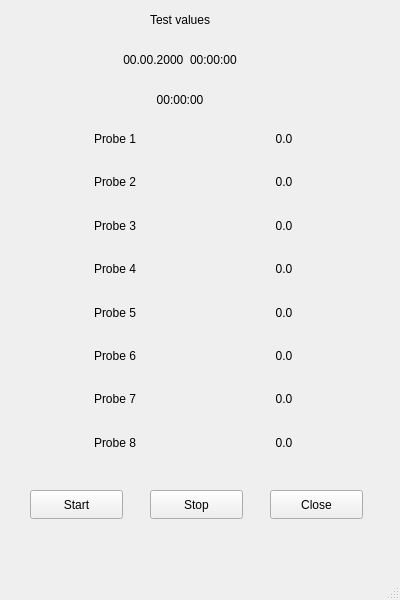
Before: the Qt Designer form forms/mainwindow.ui in ltaparkrunner/server_postgres, drawn with Qt 5.
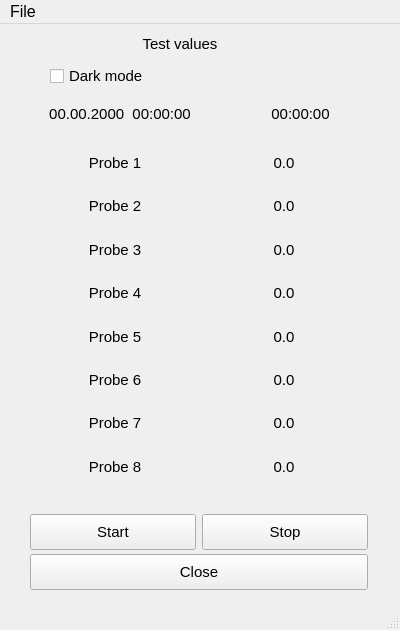
After: the same form once the commit is applied.

```diff
--- a/forms/mainwindow.ui
+++ b/forms/mainwindow.ui
@@ -7,7 +7,7 @@
     <x>0</x>
     <y>0</y>
     <width>400</width>
-    <height>600</height>
+    <height>630</height>
    </rect>
   </property>
   <property name="windowTitle">
@@ -19,10 +19,15 @@
      <rect>
       <x>30</x>
       <y>490</y>
-      <width>93</width>
-      <height>29</height>
+      <width>166</width>
+      <height>36</height>
      </rect>
     </property>
+    <property name="font">
+     <font>
+      <pointsize>11</pointsize>
+     </font>
+    </property>
     <property name="text">
      <string>Start</string>
     </property>
@@ -42,6 +47,11 @@
      </property>
      <item row="5" column="0">
       <widget class="QLabel" name="label_5">
+       <property name="font">
+        <font>
+         <pointsize>11</pointsize>
+        </font>
+       </property>
        <property name="text">
         <string>Probe 6</string>
        </property>
@@ -52,6 +62,11 @@
      </item>
      <item row="6" column="0">
       <widget class="QLabel" name="label_6">
+       <property name="font">
+        <font>
+         <pointsize>11</pointsize>
+        </font>
+       </property>
        <property name="text">
         <string>Probe 7</string>
        </property>
@@ -62,6 +77,11 @@
      </item>
      <item row="1" column="0">
       <widget class="QLabel" name="label_1">
+       <property name="font">
+        <font>
+         <pointsize>11</pointsize>
+        </font>
+       </property>
        <property name="text">
         <string>Probe 2</string>
        </property>
@@ -72,6 +92,11 @@
      </item>
      <item row="2" column="0">
       <widget class="QLabel" name="label_2">
+       <property name="font">
+        <font>
+         <pointsize>11</pointsize>
+        </font>
+       </property>
        <property name="text">
         <string>Probe 3</string>
        </property>
@@ -82,6 +107,11 @@
      </item>
      <item row="7" column="0">
       <widget class="QLabel" name="label_7">
+       <property name="font">
+        <font>
+         <pointsize>11</pointsize>
+        </font>
+       </property>
        <property name="text">
         <string>Probe 8</string>
        </property>
@@ -92,6 +122,11 @@
      </item>
      <item row="4" column="0">
       <widget class="QLabel" name="label_4">
+       <property name="font">
+        <font>
+         <pointsize>11</pointsize>
+        </font>
+       </property>
        <property name="text">
         <string>Probe 5</string>
        </property>
@@ -102,6 +137,11 @@
      </item>
      <item row="0" column="0">
       <widget class="QLabel" name="label_0">
+       <property name="font">
+        <font>
+         <pointsize>11</pointsize>
+        </font>
+       </property>
        <property name="text">
         <string>Probe 1</string>
        </property>
@@ -112,6 +152,11 @@
      </item>
      <item row="3" column="0">
       <widget class="QLabel" name="label_3">
+       <property name="font">
+        <font>
+         <pointsize>11</pointsize>
+        </font>
+       </property>
        <property name="text">
         <string>Probe 4</string>
        </property>
@@ -122,6 +167,11 @@
      </item>
      <item row="0" column="1">
       <widget class="QLabel" name="probe_0">
+       <property name="font">
+        <font>
+         <pointsize>11</pointsize>
+        </font>
+       </property>
        <property name="text">
         <string>0.0</string>
        </property>
@@ -132,6 +182,11 @@
      </item>
      <item row="2" column="1">
       <widget class="QLabel" name="probe_2">
+       <property name="font">
+        <font>
+         <pointsize>11</pointsize>
+        </font>
+       </property>
        <property name="text">
         <string>0.0</string>
        </property>
@@ -142,6 +197,11 @@
      </item>
      <item row="3" column="1">
       <widget class="QLabel" name="probe_3">
+       <property name="font">
+        <font>
+         <pointsize>11</pointsize>
+        </font>
+       </property>
        <property name="text">
         <string>0.0</string>
        </property>
@@ -152,6 +212,11 @@
      </item>
      <item row="4" column="1">
       <widget class="QLabel" name="probe_4">
+       <property name="font">
+        <font>
+         <pointsize>11</pointsize>
+        </font>
+       </property>
        <property name="text">
         <string>0.0</string>
        </property>
@@ -162,6 +227,11 @@
      </item>
      <item row="5" column="1">
       <widget class="QLabel" name="probe_5">
+       <property name="font">
+        <font>
+         <pointsize>11</pointsize>
+        </font>
+       </property>
        <property name="text">
         <string>0.0</string>
        </property>
@@ -172,6 +242,11 @@
      </item>
      <item row="6" column="1">
       <widget class="QLabel" name="probe_6">
+       <property name="font">
+        <font>
+         <pointsize>11</pointsize>
+        </font>
+       </property>
        <property name="text">
         <string>0.0</string>
        </property>
@@ -182,6 +257,11 @@
      </item>
      <item row="7" column="1">
       <widget class="QLabel" name="probe_7">
+       <property name="font">
+        <font>
+         <pointsize>11</pointsize>
+        </font>
+       </property>
        <property name="text">
         <string>0.0</string>
        </property>
@@ -192,6 +272,11 @@
      </item>
      <item row="1" column="1">
       <widget class="QLabel" name="probe_1">
+       <property name="font">
+        <font>
+         <pointsize>11</pointsize>
+        </font>
+       </property>
        <property name="text">
         <string>0.0</string>
        </property>
@@ -205,12 +290,17 @@
    <widget class="QLabel" name="time_label">
     <property name="geometry">
      <rect>
-      <x>80</x>
-      <y>80</y>
-      <width>200</width>
+      <x>240</x>
+      <y>70</y>
+      <width>121</width>
       <height>40</height>
      </rect>
     </property>
+    <property name="font">
+     <font>
+      <pointsize>11</pointsize>
+     </font>
+    </property>
     <property name="text">
      <string>00:00:00</string>
     </property>
@@ -221,12 +311,17 @@
    <widget class="QPushButton" name="stopButton">
     <property name="geometry">
      <rect>
-      <x>150</x>
+      <x>202</x>
       <y>490</y>
-      <width>93</width>
-      <height>29</height>
+      <width>166</width>
+      <height>36</height>
      </rect>
     </property>
+    <property name="font">
+     <font>
+      <pointsize>11</pointsize>
+     </font>
+    </property>
     <property name="text">
      <string>Stop</string>
     </property>
@@ -243,6 +338,11 @@
       <height>30</height>
      </rect>
     </property>
+    <property name="font">
+     <font>
+      <pointsize>11</pointsize>
+     </font>
+    </property>
     <property name="text">
      <string>Test values</string>
     </property>
@@ -253,12 +353,17 @@
    <widget class="QPushButton" name="closeButton">
     <property name="geometry">
      <rect>
-      <x>270</x>
-      <y>490</y>
-      <width>93</width>
-      <height>29</height>
+      <x>30</x>
+      <y>530</y>
+      <width>338</width>
+      <height>36</height>
      </rect>
     </property>
+    <property name="font">
+     <font>
+      <pointsize>11</pointsize>
+     </font>
+    </property>
     <property name="text">
      <string>Close</string>
     </property>
@@ -266,12 +371,17 @@
    <widget class="QLabel" name="RTC_label">
     <property name="geometry">
      <rect>
-      <x>80</x>
-      <y>40</y>
+      <x>20</x>
+      <y>70</y>
       <width>200</width>
       <height>40</height>
      </rect>
     </property>
+    <property name="font">
+     <font>
+      <pointsize>11</pointsize>
+     </font>
+    </property>
     <property name="text">
      <string>00.00.2000  00:00:00</string>
     </property>
@@ -279,6 +389,24 @@
      <set>Qt::AlignmentFlag::AlignCenter</set>
     </property>
    </widget>
+   <widget class="QCheckBox" name="checkBox">
+    <property name="geometry">
+     <rect>
+      <x>50</x>
+      <y>40</y>
+      <width>121</width>
+      <height>24</height>
+     </rect>
+    </property>
+    <property name="font">
+     <font>
+      <pointsize>11</pointsize>
+     </font>
+    </property>
+    <property name="text">
+     <string>Dark mode</string>
+    </property>
+   </widget>
   </widget>
   <widget class="QMenuBar" name="menubar">
    <property name="geometry">
@@ -286,9 +414,28 @@
      <x>0</x>
      <y>0</y>
      <width>400</width>
-     <height>26</height>
+     <height>33</height>
     </rect>
    </property>
+   <property name="font">
+    <font>
+     <pointsize>12</pointsize>
+    </font>
+   </property>
+   <widget class="QMenu" name="menuFile">
+    <property name="font">
+     <font>
+      <pointsize>11</pointsize>
+     </font>
+    </property>
+    <property name="title">
+     <string>File</string>
+    </property>
+    <addaction name="actionDB_mode"/>
+    <addaction name="actionOpen_test_file"/>
+    <addaction name="actionExit"/>
+   </widget>
+   <addaction name="menuFile"/>
   </widget>
   <widget class="QStatusBar" name="statusbar"/>
  </widget>
```
Left out of the diff: 55 changed lines with no effect on the pictures.
